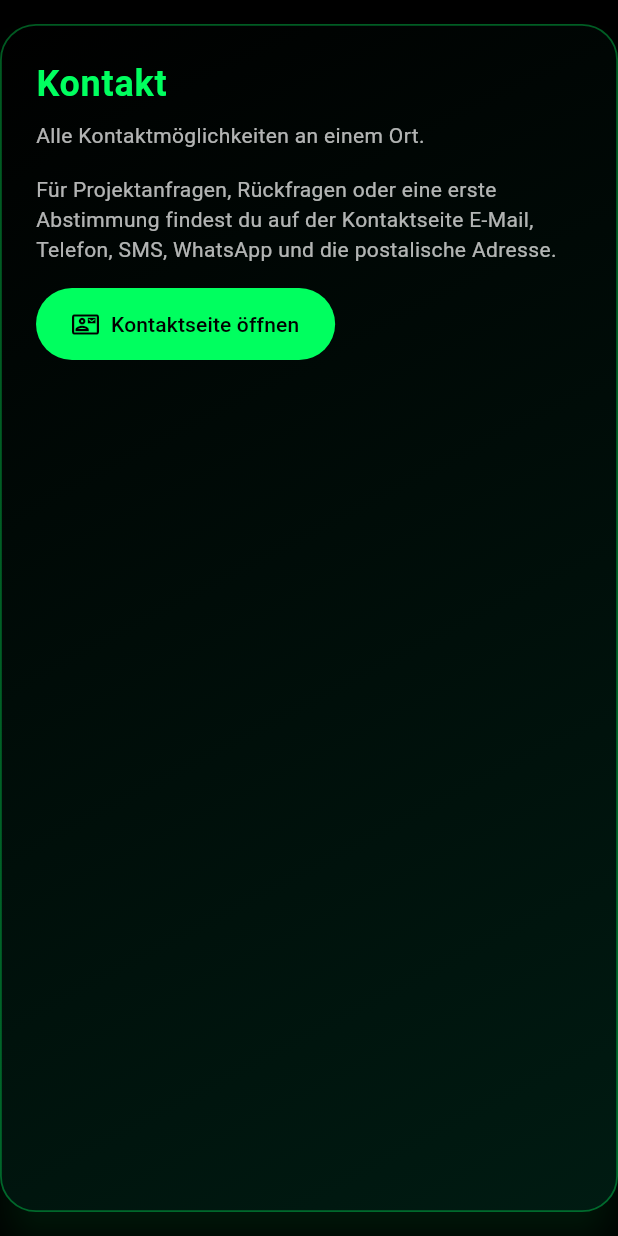
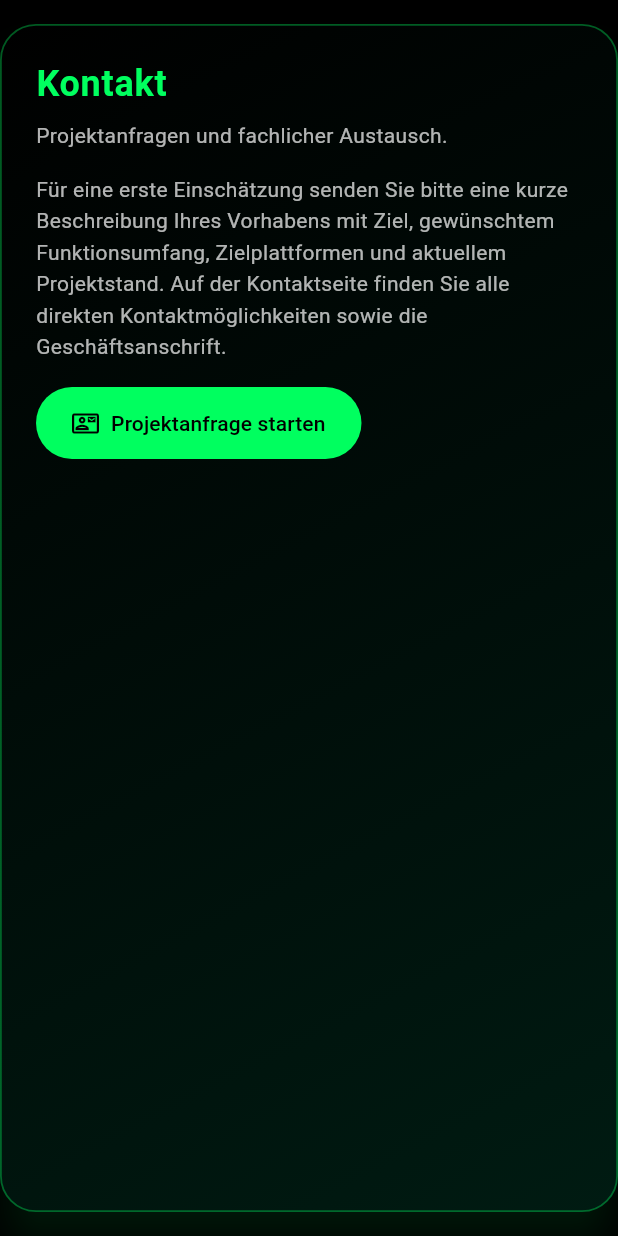
Before and after one commit to jchillah/jchillah_company_site, a Flutter app: the ContactSection widget shown alone on an empty page, opened directly, on a phone screen of 412 x 824 dp. Run offline on Flutter 3.47's test engine with Material 3 defaults, Android fonts, the phone set to English and light mode, and no system bars.

Commit message:
Professionalize contact section copy

```diff
--- a/lib/src/core/widgets/homepage/sections/contact_section.dart
+++ b/lib/src/core/widgets/homepage/sections/contact_section.dart
@@ -18,19 +18,23 @@ class ContactSection extends StatelessWidget {
 
     return Section(
       title: 'Kontakt',
-      subtitle: 'Alle Kontaktmöglichkeiten an einem Ort.',
+      subtitle: 'Projektanfragen und fachlicher Austausch.',
       child: Column(
         crossAxisAlignment: CrossAxisAlignment.start,
         children: [
           Text(
-            'Für Projektanfragen, Rückfragen oder eine erste Abstimmung findest du auf der Kontaktseite E-Mail, Telefon, SMS, WhatsApp und die postalische Adresse.',
-            style: theme.textTheme.bodyMedium?.copyWith(color: Colors.white70),
+            'Für eine erste Einschätzung senden Sie bitte eine kurze Beschreibung Ihres Vorhabens mit Ziel, gewünschtem Funktionsumfang, Zielplattformen und aktuellem Projektstand. '
+            'Auf der Kontaktseite finden Sie alle direkten Kontaktmöglichkeiten sowie die Geschäftsanschrift.',
+            style: theme.textTheme.bodyMedium?.copyWith(
+              color: Colors.white70,
+              height: 1.5,
+            ),
           ),
           const SizedBox(height: 16),
           FilledButton.icon(
             onPressed: () => _openContactPage(context),
             icon: const Icon(Icons.contact_mail_outlined),
-            label: const Text('Kontaktseite öffnen'),
+            label: const Text('Projektanfrage starten'),
           ),
         ],
       ),
```
